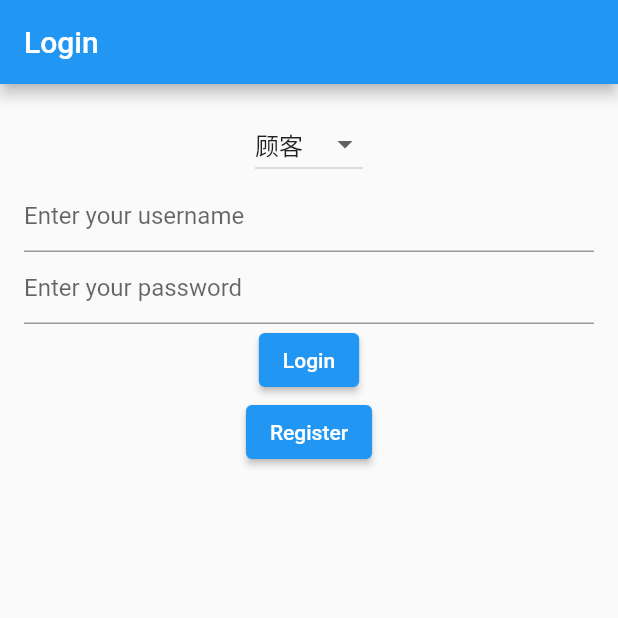
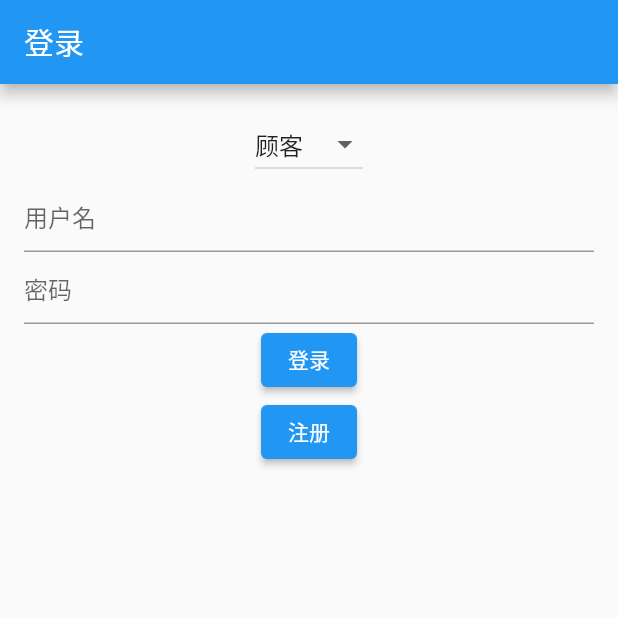
Before and after one commit to zhengbi-yong/RestaurantOrderingSystem, a Flutter app: the screen it shows after launch, on a phone screen of 412 x 824 dp, the top half of it. Run offline on Flutter 3.47's test engine with Material 2 defaults, Android fonts, the phone set to English and light mode, and no system bars; our stand-ins replace socket_io_client.

```diff
--- /dev/null
+++ b/resordsys/lib/config.dart
@@ -0,0 +1,4 @@
+class Config {
+  // 配置API服务器的ip和端口
+  static const API_URL = 'http://8.134.163.125:5000';
+}
--- a/resordsys/lib/pages/login_page.dart
+++ b/resordsys/lib/pages/login_page.dart
@@ -3,6 +3,7 @@ import 'package:http/http.dart' as http;
 import 'dart:convert';
 import 'register_page.dart';
 import 'dart:developer' as developer;
+import '../config.dart';
 
 void log(String message) {
   developer.log(message, name: 'LoginPage');
@@ -20,9 +21,8 @@ class _LoginPageState extends State<LoginPage> {
 
   Future<void> login(String username, String password) async {
     log('请求登录');
-    // final passwordHash = sha256.convert(utf8.encode(password)).toString();
     final response = await http.post(
-      Uri.parse('http://8.134.163.125:5000/login'),
+      Uri.parse('${Config.API_URL}/login'),
       headers: <String, String>{
         'Content-Type': 'application/json; charset=UTF-8',
       },
@@ -32,9 +32,9 @@ class _LoginPageState extends State<LoginPage> {
         'identity': dropdownValue,
       }),
     );
-    log('登录请求 - 用户名：$username ，密码： $password 身份： $dropdownValue');
-    log('Response body: ' + response.body);
-    log('Status code: ${response.statusCode}');
+    log('请求登录:用户名($username) 密码($password) 身份($dropdownValue)');
+    log('响应内容:${response.body}');
+    log('状态码:${response.statusCode}');
     if (response.statusCode == 200) {
       // 登录成功的操作
       log('登录成功');
@@ -54,6 +54,23 @@ class _LoginPageState extends State<LoginPage> {
           break;
         default:
           // 处理未知身份的情况，例如显示错误消息或其他操作
+          log('身份未知');
+          showDialog(
+            context: context,
+            builder: (context) => AlertDialog(
+              title: Text('登录失败'),
+              content: Text('身份未知'),
+              actions: [
+                TextButton(
+                  onPressed: () {
+                    // 重试登录
+                    Navigator.pushNamed(context, '/login');
+                  },
+                  child: Text('重新登录'),
+                ),
+              ],
+            ),
+          );
           break;
       }
     } else {
@@ -62,14 +79,15 @@ class _LoginPageState extends State<LoginPage> {
       showDialog(
         context: context,
         builder: (context) => AlertDialog(
-          title: Text('Login Failed'),
-          content: Text('Failed to login.'),
+          title: Text('登录失败'),
+          content: Text('用户名或密码错误'),
           actions: [
             TextButton(
               onPressed: () {
                 // 添加您想要的操作，如重试登录
+                Navigator.pushNamed(context, '/login');
               },
-              child: Text('OK'),
+              child: Text('重新登录'),
             ),
           ],
         ),
@@ -82,7 +100,7 @@ class _LoginPageState extends State<LoginPage> {
     log('登录页构建');
     return Scaffold(
       appBar: AppBar(
-        title: Text('Login'),
+        title: Text('登录'),
       ),
       body: Padding(
         padding: EdgeInsets.all(16.0),
@@ -107,18 +125,18 @@ class _LoginPageState extends State<LoginPage> {
             ),
             TextField(
               controller: _usernameController,
-              decoration: InputDecoration(hintText: 'Enter your username'),
+              decoration: InputDecoration(hintText: '用户名'),
             ),
             TextField(
               controller: _passwordController,
-              decoration: InputDecoration(hintText: 'Enter your password'),
+              decoration: InputDecoration(hintText: '密码'),
               obscureText: true,
             ),
             ElevatedButton(
               onPressed: () {
                 login(_usernameController.text, _passwordController.text);
               },
-              child: Text('Login'),
+              child: Text('登录'),
             ),
             ElevatedButton(
               onPressed: () {
@@ -128,7 +146,7 @@ class _LoginPageState extends State<LoginPage> {
                       builder: (context) => RegisterPage()), // 点击注册按钮跳转到注册页面
                 );
               },
-              child: Text('Register'),
+              child: Text('注册'),
             ),
           ],
         ),
--- a/resordsys/lib/pages/register_page.dart
+++ b/resordsys/lib/pages/register_page.dart
@@ -2,6 +2,7 @@ import 'package:flutter/material.dart';
 import 'package:http/http.dart' as http;
 import 'dart:convert';
 import 'dart:developer' as developer;
+import '../config.dart';
 
 void log(String message) {
   developer.log(message, name: 'RegisterPage');
@@ -20,7 +21,7 @@ class _RegisterPageState extends State<RegisterPage> {
   Future<void> register(String username, String password) async {
     log('请求注册');
     final response = await http.post(
-      Uri.parse('http://8.134.163.125:5000/register'),
+      Uri.parse('${Config.API_URL}/register'),
       headers: <String, String>{
         'Content-Type': 'application/json; charset=UTF-8',
       },
@@ -30,22 +31,23 @@ class _RegisterPageState extends State<RegisterPage> {
         'identity': dropdownValue,
       }),
     );
-    log('注册请求 - 用户名：$username ，密码： $password 身份： $dropdownValue');
-    log('Response body: ' + response.body);
-    log('Status code: ${response.statusCode}');
+    log('请求注册:用户名($username)密码($password)身份($dropdownValue)');
+    log('响应内容:${response.body}');
+    log('状态码:${response.statusCode}');
     if (response.statusCode == 200) {
       // 注册成功的操作
       showDialog(
         context: context,
         builder: (context) => AlertDialog(
-          title: Text('Registration Successful'),
-          content: Text('User registered successfully.'),
+          title: Text('注册成功'),
+          content: Text('用户注册成功，您可以使用新账号登录。'),
           actions: [
             TextButton(
               onPressed: () {
-                // 添加您想要的操作，如导航到其他页面
+                // 跳转到登录页面
+                Navigator.pushNamed(context, '/login');
               },
-              child: Text('OK'),
+              child: Text('去登录'),
             ),
           ],
         ),
@@ -55,12 +57,13 @@ class _RegisterPageState extends State<RegisterPage> {
       showDialog(
         context: context,
         builder: (context) => AlertDialog(
-          title: Text('Registration Failed'),
-          content: Text('Failed to register user.'),
+          title: Text('注册失败'),
+          content: Text('用户注册失败，请重试。'),
           actions: [
             TextButton(
               onPressed: () {
                 // 添加您想要的操作，如重试注册
+                Navigator.pushNamed(context, '/register');
               },
               child: Text('OK'),
             ),
@@ -75,7 +78,7 @@ class _RegisterPageState extends State<RegisterPage> {
     log('注册页构建');
     return Scaffold(
       appBar: AppBar(
-        title: Text('Register'),
+        title: Text('注册'),
       ),
       body: Padding(
         padding: EdgeInsets.all(16.0),
@@ -100,18 +103,18 @@ class _RegisterPageState extends State<RegisterPage> {
             ),
             TextField(
               controller: _usernameController,
-              decoration: InputDecoration(hintText: 'Enter your username'),
+              decoration: InputDecoration(hintText: '用户名'),
             ),
             TextField(
               controller: _passwordController,
-              decoration: InputDecoration(hintText: 'Enter your password'),
+              decoration: InputDecoration(hintText: '密码'),
               obscureText: true,
             ),
             ElevatedButton(
               onPressed: () {
                 register(_usernameController.text, _passwordController.text);
               },
-              child: Text('Register'),
+              child: Text('注册'),
             ),
           ],
         ),
--- a/resordsys/lib/pages/shoppingcart_page.dart
+++ b/resordsys/lib/pages/shoppingcart_page.dart
@@ -2,6 +2,7 @@ import 'package:flutter/material.dart';
 import 'package:http/http.dart' as http;
 import 'dart:convert';
 import 'dart:developer' as developer;
+import '../config.dart';
 
 void log(String message) {
   developer.log(message, name: 'ShoppingCartPage');
@@ -56,7 +57,7 @@ class ShoppingCartPage extends StatelessWidget {
             child: Row(
               mainAxisAlignment: MainAxisAlignment.spaceBetween,
               children: [
-                Text('总价: ${total.toStringAsFixed(2)}元'),
+                Text('总价: ${total.toStringAsFixed(0)} 元'),
                 ElevatedButton(
                   onPressed: () async {
                     var response = await submitOrder(total);
@@ -65,6 +66,7 @@ class ShoppingCartPage extends StatelessWidget {
                         SnackBar(content: Text('订单已提交')),
                       );
                       orderItems.clear();
+                      Navigator.pushNamed(context, '/customer_page');
                     } else {
                       ScaffoldMessenger.of(context).showSnackBar(
                         SnackBar(content: Text('提交订单失败')),
@@ -99,7 +101,7 @@ class ShoppingCartPage extends StatelessWidget {
     };
 
     return await http.post(
-      Uri.parse('http://8.134.163.125:5000/orders'), // 修改为后端接口地址
+      Uri.parse('${Config.API_URL}/orders'), // 修改为后端接口地址
       headers: {'Content-Type': 'application/json'},
       body: jsonEncode(order),
     );
```
Also changed, not shown: resordsys/lib/pages/boss_page.dart (+29 -9 lines), resordsys/lib/pages/chef_page.dart (+35 -28 lines), resordsys/lib/pages/customer_page.dart (+7 -7 lines), resordsys/lib/pages/identity_page.dart (deleted, +0 -57 lines), resordsys/lib/pages/menuitemmanage_page.dart (+14 -13 lines), resordsys/lib/pages/waiter_page.dart (+15 -9 lines), 2 other files.
